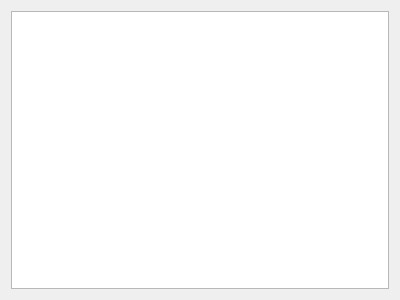
The window that GameWindow.ui (Pawlllosss/-cpp-Soldiers-App) describes before a commit, drawn with Qt 5.
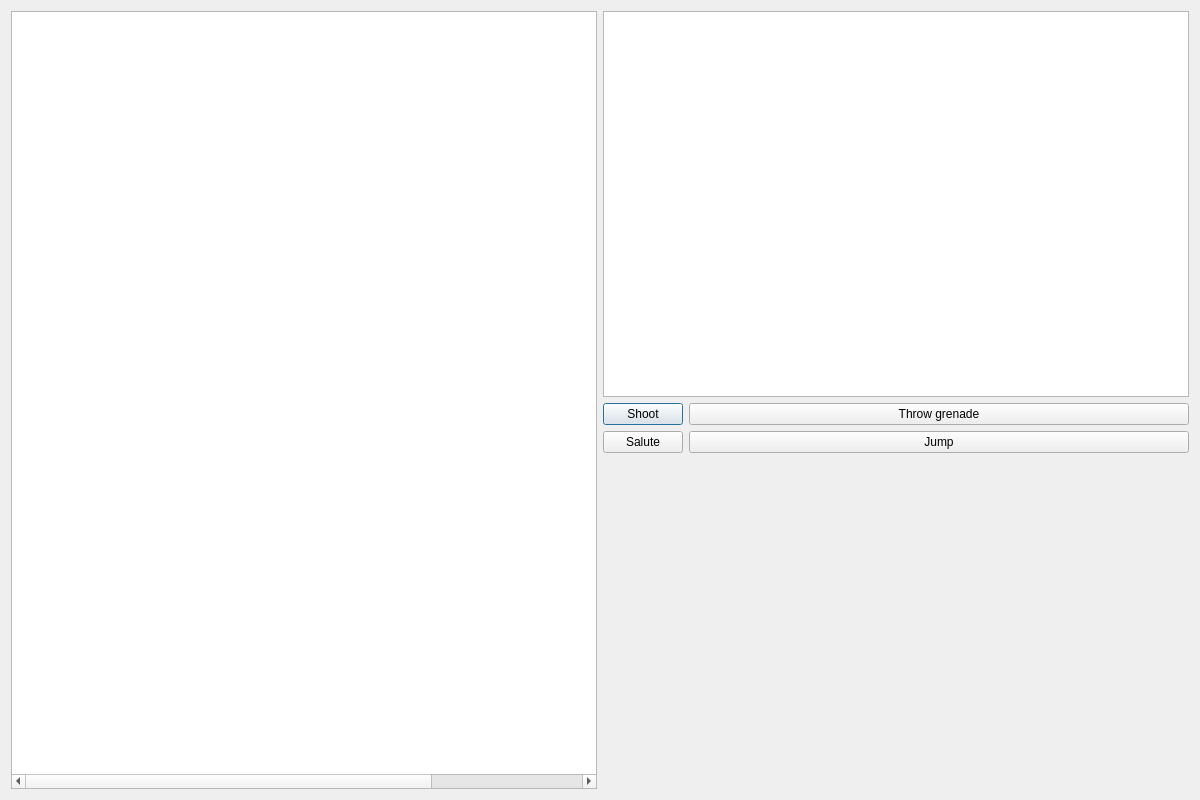
The same window after the commit.

Commit message: + properly drawing soldiers + grenade and bullet animations

The edit to the form file:
```diff
--- a/GameWindow.ui
+++ b/GameWindow.ui
@@ -6,8 +6,8 @@
    <rect>
     <x>0</x>
     <y>0</y>
-    <width>400</width>
-    <height>300</height>
+    <width>1200</width>
+    <height>800</height>
    </rect>
   </property>
   <property name="windowTitle">
@@ -15,7 +15,77 @@
   </property>
   <layout class="QHBoxLayout" name="horizontalLayout">
    <item>
-    <widget class="QGraphicsView" name="graphicsView"/>
+    <widget class="QGraphicsView" name="graphicsView">
+     <property name="sizePolicy">
+      <sizepolicy hsizetype="Preferred" vsizetype="Preferred">
+       <horstretch>0</horstretch>
+       <verstretch>0</verstretch>
+      </sizepolicy>
+     </property>
+     <property name="sceneRect">
+      <rectf>
+       <x>0.000000000000000</x>
+       <y>0.000000000000000</y>
+       <width>800.000000000000000</width>
+       <height>600.000000000000000</height>
+      </rectf>
+     </property>
+    </widget>
+   </item>
+   <item>
+    <layout class="QVBoxLayout" name="soldiersManagementLayout">
+     <item>
+      <widget class="QTableView" name="soldiersTable">
+       <property name="sizePolicy">
+        <sizepolicy hsizetype="Preferred" vsizetype="Preferred">
+         <horstretch>0</horstretch>
+         <verstretch>0</verstretch>
+        </sizepolicy>
+       </property>
+       <property name="editTriggers">
+        <set>QAbstractItemView::NoEditTriggers</set>
+       </property>
+       <property name="selectionMode">
+        <enum>QAbstractItemView::MultiSelection</enum>
+       </property>
+       <property name="selectionBehavior">
+        <enum>QAbstractItemView::SelectRows</enum>
+       </property>
+      </widget>
+     </item>
+     <item>
+      <layout class="QFormLayout" name="orderLayout">
+       <item row="0" column="0">
+        <widget class="QPushButton" name="shootButton">
+         <property name="text">
+          <string>Shoot</string>
+         </property>
+        </widget>
+       </item>
+       <item row="0" column="1">
+        <widget class="QPushButton" name="grenadeButton">
+         <property name="text">
+          <string>Throw grenade</string>
+         </property>
+        </widget>
+       </item>
+       <item row="1" column="0">
+        <widget class="QPushButton" name="pushButton">
+         <property name="text">
+          <string>Salute</string>
+         </property>
+        </widget>
+       </item>
+       <item row="1" column="1">
+        <widget class="QPushButton" name="pushButton_2">
+         <property name="text">
+          <string>Jump</string>
+         </property>
+        </widget>
+       </item>
+      </layout>
+     </item>
+    </layout>
    </item>
   </layout>
  </widget>
```
The commit also changes 19 other files.
